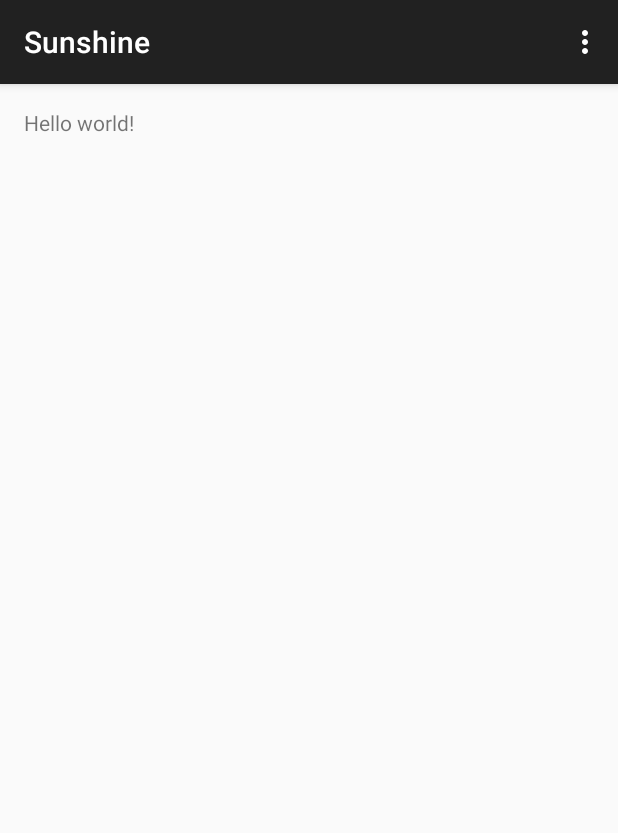
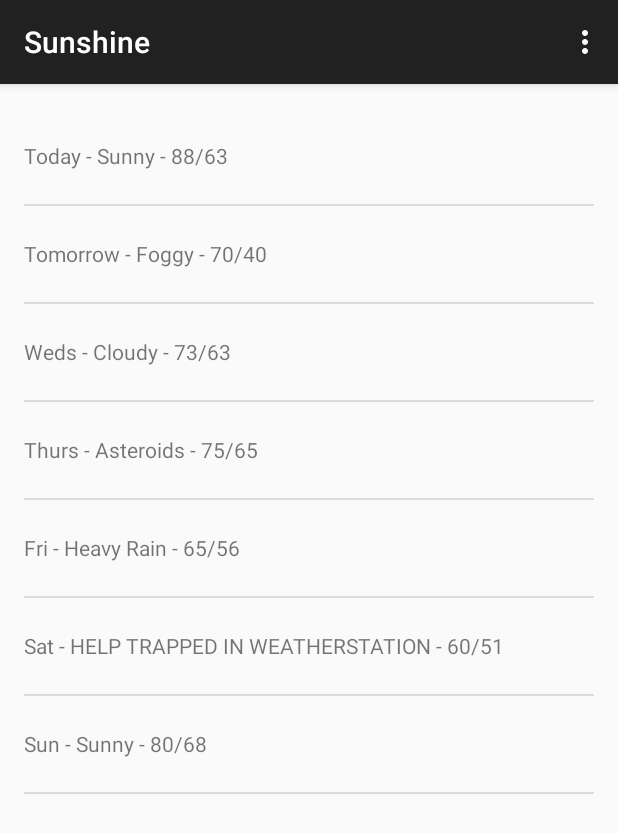
Before and after one commit to ziyang0621/SunShine-Android, an Android app: the screen it shows after launch (MainActivity), on a phone screen of 412 x 824 dp. Shown: the top 833 px of the screen. Run offline under Robolectric (Android 15) with nearby library versions, the phone set to English and light mode, and no system bars.

Commit message:
project update

```diff
--- /dev/null
+++ b/app/src/main/java/com/ziyang0621/sunshine/ForecastFragment.java
@@ -0,0 +1,131 @@
+package com.ziyang0621.sunshine;
+
+import android.os.AsyncTask;
+import android.os.Bundle;
+import android.support.v4.app.Fragment;
+import android.util.Log;
+import android.view.LayoutInflater;
+import android.view.View;
+import android.view.ViewGroup;
+import android.widget.ArrayAdapter;
+import android.widget.ListView;
+
+import java.io.BufferedReader;
+import java.io.IOException;
+import java.io.InputStream;
+import java.io.InputStreamReader;
+import java.net.HttpURLConnection;
+import java.net.URL;
+import java.util.ArrayList;
+import java.util.Arrays;
+import java.util.List;
+
+/**
+ * A placeholder fragment containing a simple view.
+ */
+public class ForecastFragment extends Fragment {
+
+    private ArrayAdapter<String> mForecastAdapter;
+
+    public ForecastFragment() {
+    }
+
+    @Override
+    public View onCreateView(LayoutInflater inflater, ViewGroup container,
+                             Bundle savedInstanceState) {
+        View rootView = inflater.inflate(R.layout.fragment_main, container, false);
+
+        String[] forecastArray = {
+                "Today - Sunny - 88/63",
+                "Tomorrow - Foggy - 70/40",
+                "Weds - Cloudy - 73/63",
+                "Thurs - Asteroids - 75/65",
+                "Fri - Heavy Rain - 65/56",
+                "Sat - HELP TRAPPED IN WEATHERSTATION - 60/51",
+                "Sun - Sunny - 80/68"
+        };
+
+        List<String> weekForecast = new ArrayList<String>(Arrays.asList(forecastArray));
+
+        mForecastAdapter = new ArrayAdapter<String>(
+                getActivity(),
+                R.layout.list_item_forecast,
+                R.id.list_item_forecast_textview,
+                weekForecast);
+
+        ListView listView = (ListView) rootView.findViewById(
+                R.id.listview_forecast);
+        listView.setAdapter(mForecastAdapter);
+
+        return rootView;
+    }
+
+    public class FetchWeatherTask extends AsyncTask<Void, Void, Void> {
+
+        private final String LOG_TAG = FetchWeatherTask.class.getSimpleName();
+
+        @Override
+        protected Void doInBackground(Void... params) {
+
+            // These two need to be declared outside the try/catch
+            // so that they can be closed in the finally block.
+            HttpURLConnection urlConnection = null;
+            BufferedReader reader = null;
+
+            // Will contain the raw JSON response as a string.
+            String forecastJsonStr = null;
+
+            try {
+                // Construct the URL for the OpenWeatherMap query
+                // Possible parameters are available at OWM's forecast API page, at
+                // http://openweathermap.org/API#forecast
+                URL url = new URL("http://api.openweathermap.org/data/2.5/forecast/daily?q=94043&mode=json&units=metric&cnt=7");
+
+                // Create the request to OpenWeatherMap, and open the connection
+                urlConnection = (HttpURLConnection) url.openConnection();
+                urlConnection.setRequestMethod("GET");
+                urlConnection.connect();
+
+                // Read the input stream into a String
+                InputStream inputStream = urlConnection.getInputStream();
+                StringBuffer buffer = new StringBuffer();
+                if (inputStream == null) {
+                    // Nothing to do.
+                    return null;
+                }
+                reader = new BufferedReader(new InputStreamReader(inputStream));
+
+                String line;
+                while ((line = reader.readLine()) != null) {
+                    // Since it's JSON, adding a newline isn't necessary (it won't affect parsing)
+                    // But it does make debugging a *lot* easier if you print out the completed
+                    // buffer for debugging.
+                    buffer.append(line + "\n");
+                }
+
+                if (buffer.length() == 0) {
+                    // Stream was empty.  No point in parsing.
+                    return null;
+                }
+                forecastJsonStr = buffer.toString();
+            } catch (IOException e) {
+                Log.e("PlaceholderFragment", "Error ", e);
+                // If the code didn't successfully get the weather data, there's no point in attempting
+                // to parse it.
+                return null;
+            } finally{
+                if (urlConnection != null) {
+                    urlConnection.disconnect();
+                }
+                if (reader != null) {
+                    try {
+                        reader.close();
+                    } catch (final IOException e) {
+                        Log.e("PlaceholderFragment", "Error closing stream", e);
+                    }
+                }
+            }
+            return null;
+        }
+    }
+}
--- a/app/src/main/java/com/ziyang0621/sunshine/MainActivity.java
+++ b/app/src/main/java/com/ziyang0621/sunshine/MainActivity.java
@@ -1,15 +1,9 @@
 package com.ziyang0621.sunshine;
 
+import android.os.Bundle;
 import android.support.v7.app.ActionBarActivity;
-import android.support.v7.app.ActionBar;
-import android.support.v4.app.Fragment;
-import android.os.Bundle;
-import android.view.LayoutInflater;
 import android.view.Menu;
 import android.view.MenuItem;
-import android.view.View;
-import android.view.ViewGroup;
-import android.os.Build;
 
 
 public class MainActivity extends ActionBarActivity {
@@ -20,7 +14,7 @@ public class MainActivity extends ActionBarActivity {
         setContentView(R.layout.activity_main);
         if (savedInstanceState == null) {
             getSupportFragmentManager().beginTransaction()
-                    .add(R.id.container, new PlaceholderFragment())
+                    .add(R.id.container, new ForecastFragment())
                     .commit();
         }
     }
@@ -48,19 +42,5 @@ public class MainActivity extends ActionBarActivity {
         return super.onOptionsItemSelected(item);
     }
 
-    /**
-     * A placeholder fragment containing a simple view.
-     */
-    public static class PlaceholderFragment extends Fragment {
 
-        public PlaceholderFragment() {
-        }
-
-        @Override
-        public View onCreateView(LayoutInflater inflater, ViewGroup container,
-                                 Bundle savedInstanceState) {
-            View rootView = inflater.inflate(R.layout.fragment_main, container, false);
-            return rootView;
-        }
-    }
 }
--- a/app/src/main/res/layout/fragment_main.xml
+++ b/app/src/main/res/layout/fragment_main.xml
@@ -1,4 +1,4 @@
-<RelativeLayout xmlns:android="http://schemas.android.com/apk/res/android"
+<FrameLayout xmlns:android="http://schemas.android.com/apk/res/android"
                 xmlns:tools="http://schemas.android.com/tools"
                 android:layout_width="match_parent"
                 android:layout_height="match_parent"
@@ -8,9 +8,9 @@
                 android:paddingBottom="@dimen/activity_vertical_margin"
                 tools:context=".MainActivity$PlaceholderFragment">
 
-    <TextView
-        android:text="@string/hello_world"
-        android:layout_width="wrap_content"
-        android:layout_height="wrap_content"/>
+    <ListView
+        android:id="@+id/listview_forecast"
+        android:layout_width="match_parent"
+        android:layout_height="match_parent"/>
 
-</RelativeLayout>
+</FrameLayout>
--- /dev/null
+++ b/app/src/main/res/layout/list_item_forecast.xml
@@ -0,0 +1,8 @@
+<?xml version="1.0" encoding="utf-8"?>
+
+ <TextView xmlns:android="http://schemas.android.com/apk/res/android"
+           android:layout_width="match_parent"
+           android:layout_height="wrap_content"
+           android:minHeight="?android:attr/listPreferredItemHeight"
+           android:gravity="center_vertical"
+           android:id="@+id/list_item_forecast_textview"/>
```
Also changed, not shown: 1 other file.
